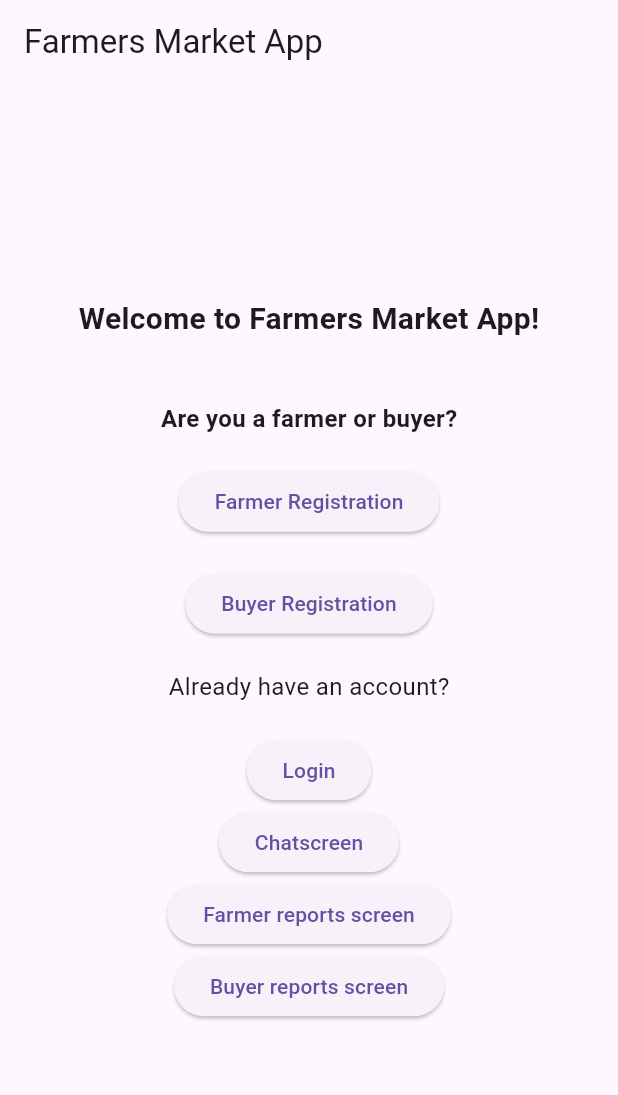
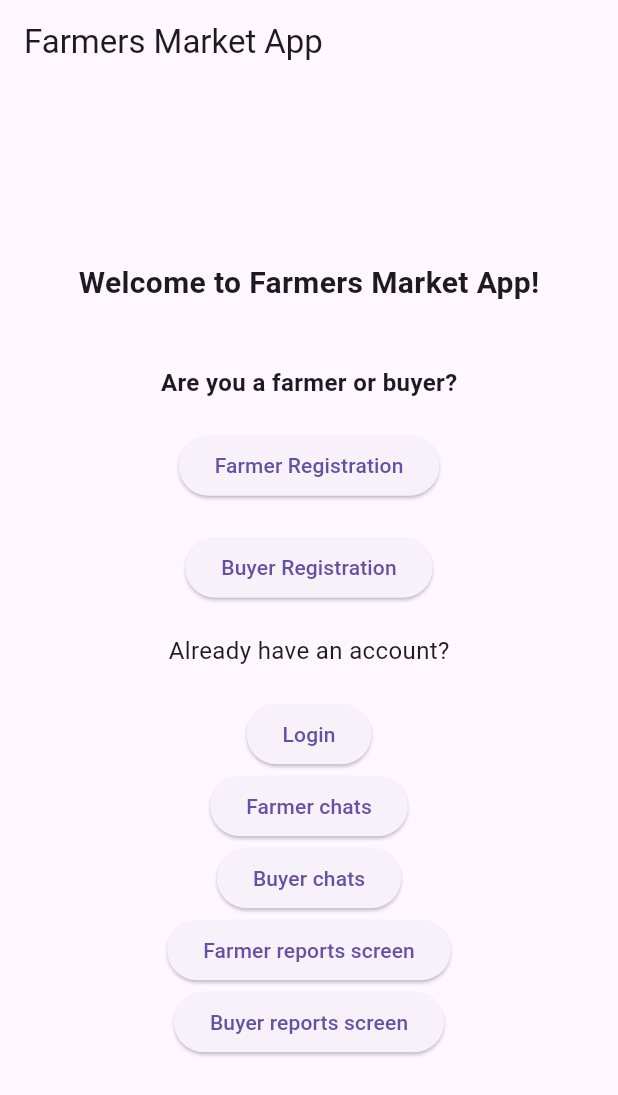
Before and after one commit to ammn23/sweproject, a Flutter app: the screen it shows after launch, on a phone screen of 412 x 824 dp. Shown: the top 1095 px of the screen. Run offline on Flutter 3.47's test engine with Material 3 defaults, Android fonts, the phone set to English and light mode, and no system bars; our stand-ins replace firebase_core, firebase_messaging, flutter_local_notifications, googleapis_auth, image_picker, shared_preferences; missing offline and left inert: googleapis; accounts and stored records are empty.

Commit message:
Update main.dart

```diff
--- a/lib/main.dart
+++ b/lib/main.dart
@@ -137,21 +137,28 @@ class HomePage extends StatelessWidget {
 
             ElevatedButton(
               onPressed: () {
-                Navigator.pushNamed(context, '/chatscreen'); // Navigate to LoginPage
+                Navigator.pushNamed(context, '/farmer_chat_list');
               },
-              child: const Text('Chatscreen'),
+              child: const Text('Farmer chats'),
+            ),
+
+             ElevatedButton(
+              onPressed: () {
+                Navigator.pushNamed(context, '/buyer_chat_list');
+              },
+              child: const Text('Buyer chats'),
             ),
 
             ElevatedButton(
               onPressed: () {
-                Navigator.pushNamed(context, '/farmer_reports_screen'); // Navigate to LoginPage
+                Navigator.pushNamed(context, '/farmer_reports_screen');
               },
               child: const Text('Farmer reports screen'),
             ),
 
             ElevatedButton(
               onPressed: () {
-                Navigator.pushNamed(context, '/buyer_reports_screen'); // Navigate to LoginPage
+                Navigator.pushNamed(context, '/buyer_reports_screen');
               },
               child: const Text('Buyer reports screen'),
             ),
```
